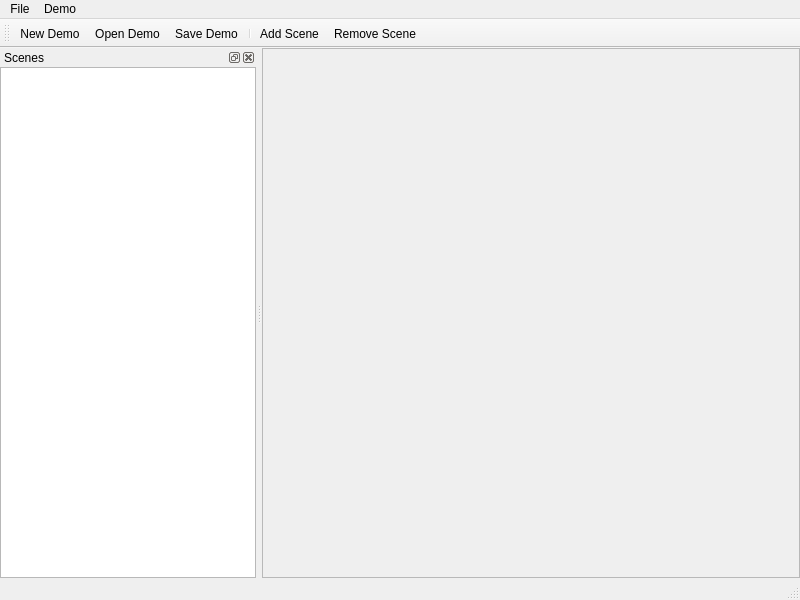
LeStahL/cuddly-eureka, file ui/MainWindow.ui: the form before one commit.
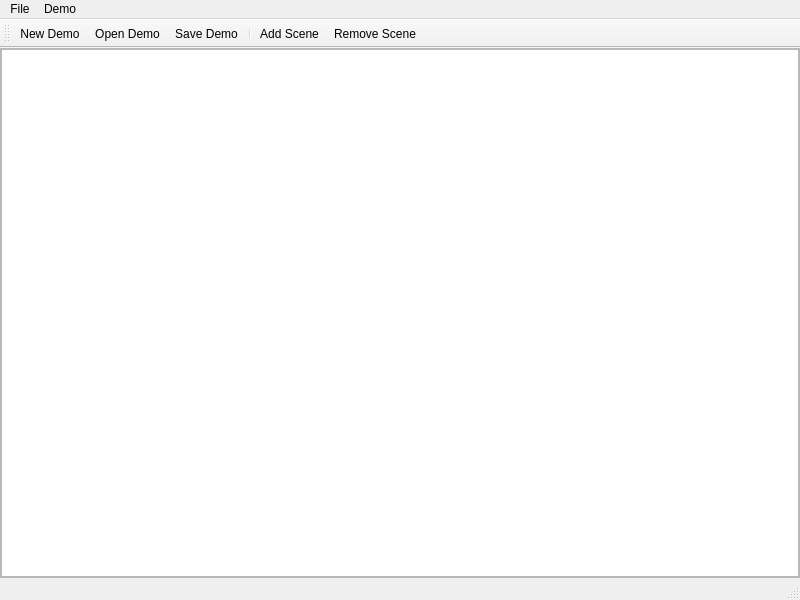
The form after the commit. Icons and pictures are not drawn.

```diff
--- a/ui/MainWindow.ui
+++ b/ui/MainWindow.ui
@@ -37,8 +37,8 @@
         <rect>
          <x>0</x>
          <y>0</y>
-         <width>592</width>
-         <height>534</height>
+         <width>798</width>
+         <height>523</height>
         </rect>
        </property>
        <layout class="QVBoxLayout" name="verticalLayout_3">
@@ -55,7 +55,7 @@
          <number>0</number>
         </property>
         <item>
-         <widget class="QWidget" name="widget" native="true"/>
+         <widget class="QTableView" name="tableView"/>
         </item>
        </layout>
       </widget>
@@ -94,33 +94,6 @@
    <addaction name="menuDemo"/>
   </widget>
   <widget class="QStatusBar" name="statusbar"/>
-  <widget class="QDockWidget" name="dockWidget">
-   <property name="windowTitle">
-    <string>Scenes</string>
-   </property>
-   <attribute name="dockWidgetArea">
-    <number>1</number>
-   </attribute>
-   <widget class="QWidget" name="dockWidgetContents">
-    <layout class="QVBoxLayout" name="verticalLayout">
-     <property name="leftMargin">
-      <number>0</number>
-     </property>
-     <property name="topMargin">
-      <number>0</number>
-     </property>
-     <property name="rightMargin">
-      <number>0</number>
-     </property>
-     <property name="bottomMargin">
-      <number>0</number>
-     </property>
-     <item>
-      <widget class="QListView" name="listView"/>
-     </item>
-    </layout>
-   </widget>
-  </widget>
   <widget class="QToolBar" name="toolBar">
    <property name="windowTitle">
     <string>toolBar</string>
```
Left out of the diff: 18 changed lines with no effect on the pictures.
